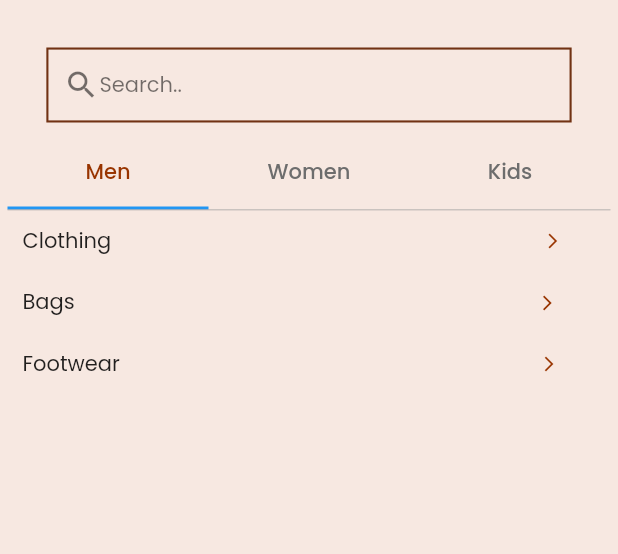
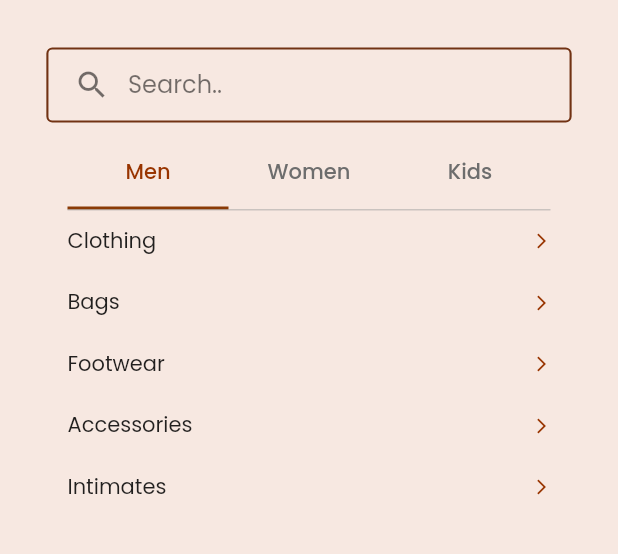
Before and after one commit to amaugarci/sololuxuryflutter, a Flutter app: the SearchScreen screen opened by its route, on a phone screen of 412 x 824 dp, the part 59-613 px from its top. Run offline on Flutter 3.47's test engine with Material 2 defaults, Android fonts, the phone set to English and light mode, and no system bars; our stand-ins replace awesome_dialog, cached_network_image, carousel_slider, connectivity_plus, datetime_picker_formfield, dio and 8 more; missing offline and left inert: connectivity_plus_web, dio_http_cache, livechatt, shared_preferences_web, wakelock_web; accounts and stored records are empty; network calls fail; project files that could hold a hidden picture were left out.

Commit message:
serach Ui changes COmpleted TAsk ID= 15570 Date=15/3

```diff
--- a/lib/app/screens/search/search_screen.dart
+++ b/lib/app/screens/search/search_screen.dart
@@ -2,7 +2,6 @@ import 'package:flutter/material.dart';
 import 'package:flutter_svg/flutter_svg.dart';
 import 'package:get/get.dart';
 import 'package:solo_luxury/utils/lang_directory/language_constant.dart';
-
 import '../../../utils/image_constant.dart';
 import '../../utils/app_asset.dart';
 import '../../utils/colors.dart';
@@ -13,7 +12,8 @@ class SearchScreen extends GetView<SearchController> {
 
   @override
   Widget build(BuildContext context) {
-    return Obx(() => Scaffold(
+    return Obx(
+      () => Scaffold(
         key: controller.scaffoldKey.value,
         backgroundColor: backGroundColor,
         appBar: AppBar(
@@ -34,34 +34,30 @@ class SearchScreen extends GetView<SearchController> {
             InkWell(
               onTap: () {},
               child: Padding(
-                  padding: const EdgeInsets.symmetric(
-                      vertical: 16.0, horizontal: 8.0),
+                padding:
+                    const EdgeInsets.symmetric(vertical: 16.0, horizontal: 8.0),
                 child: SvgPicture.asset(ImageConstant.searchIcon),
               ),
             ),
             InkWell(
               onTap: () {},
               child: Padding(
-                  padding: const EdgeInsets.symmetric(
-                      vertical: 16.0, horizontal: 8.0),
+                padding:
+                    const EdgeInsets.symmetric(vertical: 16.0, horizontal: 8.0),
                 child: SvgPicture.asset(ImageConstant.heartIcon),
               ),
             ),
             InkWell(
               onTap: () {},
               child: Padding(
-                  padding: const EdgeInsets.symmetric(
-                      vertical: 16.0, horizontal: 8.0),
+                padding:
+                    const EdgeInsets.symmetric(vertical: 16.0, horizontal: 8.0),
                 child: SvgPicture.asset(ImageConstant.shoppingCartIcon,
                     color: Colors.black),
               ),
             ),
           ],
           title: Image.asset(AppAsset.logo, width: 110),
-            /*bottom: PreferredSize(
-          preferredSize: Size(Get.width, 60),
-          child: const HeaderWidget(),
-        ),*/
         ),
         body: Padding(
           padding: const EdgeInsets.symmetric(horizontal: 5),
@@ -76,11 +72,15 @@ class SearchScreen extends GetView<SearchController> {
                 child: DefaultTabController(
                   length: 3, // length of tabs
                   initialIndex: 0,
+                  child: Padding(
+                    padding: const EdgeInsets.symmetric(horizontal: 40),
                     child: Column(
                       crossAxisAlignment: CrossAxisAlignment.stretch,
                       children: <Widget>[
                         Container(
                           child: TabBar(
+                            indicatorColor: buttoncolor,
+                            indicatorSize: TabBarIndicatorSize.tab,
                             labelColor: selectedTabColor,
                             unselectedLabelColor: unselectedTabColor,
                             tabs: [
@@ -97,84 +97,51 @@ class SearchScreen extends GetView<SearchController> {
                           decoration: const BoxDecoration(
                             border: Border(
                               top: BorderSide(
-                                            color: Colors.grey, width: 0.5))),
-                                child: TabBarView(children: <Widget>[
-                                  Container(
-                                    child: Column(
-                                      mainAxisAlignment:
-                                          MainAxisAlignment.start,
-                                      children: [
-                                        Padding(
-                                          padding: const EdgeInsets.only(
-                                              left: 10.0, top: 10),
-                                          child: Row(
-                                            mainAxisAlignment:
-                                                MainAxisAlignment.start,
-                                            children: [
-                                              const Text('Clothing',
-                                                  style: TextStyle(
-                                                      fontSize: 14,
-                                                      fontWeight:
-                                                          FontWeight.w400)),
-                                              SizedBox(
-                                                width: Get.width * 0.7,
-                                              ),
-                                              const Icon(
-                                                Icons.arrow_forward_ios,
-                                                color: selectedTabColor,
-                                                size: 12,
-                                              ),
-                                            ],
+                                color: Colors.grey,
+                                width: 0.5,
                               ),
                             ),
+                          ),
+                          child: TabBarView(
+                            children: <Widget>[
+                              Column(
+                                mainAxisAlignment: MainAxisAlignment.start,
+                                children: [
+                                  categoriesOptions(text: "Clothing"),
                                   const SizedBox(
                                     height: 10,
                                   ),
-                                        Padding(
-                                          padding: const EdgeInsets.only(
-                                              left: 10.0, top: 10),
-                                          child: Row(
-                                            mainAxisAlignment:
-                                                MainAxisAlignment.start,
-                                            children: [
-                                              const Text('Bags',
-                                                  style: TextStyle(
-                                                      fontSize: 14,
-                                                      fontWeight:
-                                                          FontWeight.w400)),
-                                              SizedBox(
-                                                width: Get.width * 0.75,
-                                              ),
-                                              const Icon(
-                                                Icons.arrow_forward_ios,
-                                                color: selectedTabColor,
-                                                size: 12,
-                                              ),
-                                            ],
-                                          ),
-                                        ),
+                                  categoriesOptions(text: "Bags"),
                                   const SizedBox(
                                     height: 10,
                                   ),
-                                        Padding(
-                                          padding: const EdgeInsets.only(
-                                              left: 10.0, top: 10),
-                                          child: Row(
-                                            mainAxisAlignment:
-                                                MainAxisAlignment.start,
-                                            children: [
-                                              const Text('Footwear',
+                                  categoriesOptions(text: "Footwear"),
+                                  const SizedBox(
+                                    height: 10,
+                                  ),
+                                  categoriesOptions(text: "Accessories"),
+                                  const SizedBox(
+                                    height: 10,
+                                  ),
+                                  categoriesOptions(text: "Intimates"),
+                                ],
+                              ),
+                              Column(
+                                children: const [
+                                  Text('Display Tab 2',
                                       style: TextStyle(
-                                                      fontSize: 14,
-                                                      fontWeight:
-                                                          FontWeight.w400)),
-                                              SizedBox(
-                                                width: Get.width * 0.68,
+                                          fontSize: 22,
+                                          fontWeight: FontWeight.bold)),
+                                ],
                               ),
-                                              const Icon(
-                                                Icons.arrow_forward_ios,
-                                                color: selectedTabColor,
-                                                size: 12,
+                              const Center(
+                                child: Text(
+                                  'Display Tab 3',
+                                  style: TextStyle(
+                                    fontSize: 22,
+                                    fontWeight: FontWeight.bold,
+                                  ),
+                                ),
                               ),
                             ],
                           ),
@@ -182,60 +149,15 @@ class SearchScreen extends GetView<SearchController> {
                       ],
                     ),
                   ),
-                                  Container(
-                                    child: Column(
-                                      children: [
-                                        Text('Display Tab 2',
-                                            style: TextStyle(
-                                                fontSize: 22,
-                                                fontWeight: FontWeight.bold)),
-                                      ],
                 ),
               ),
-                                  const Center(
-                                    child: Text('Display Tab 3',
-                                        style: TextStyle(
-                                            fontSize: 22,
-                                            fontWeight: FontWeight.bold)),
-                                  ),
-                                ]))
-                          ])),
-                ),
-                // FutureBuilder<List<ProductModel>>(
-                //   future: controller.getHomeProducts("12"),
-                //   builder: (context, snapshot) {
-                //     if (snapshot.hasData) {
-                //       return Expanded(
-                //         child: GridView.builder(
-                //           padding: EdgeInsets.zero,
-                //           shrinkWrap: true,
-                //           gridDelegate:
-                //               const SliverGridDelegateWithFixedCrossAxisCount(
-                //             crossAxisCount: 2,
-                //             mainAxisSpacing: 10,
-                //             crossAxisSpacing: 12.5,
-                //             childAspectRatio: 0.55,
-                //           ),
-                //           itemBuilder: (_, index) {
-                //             return Product(
-                //                 product:
-                //                     controller.homeCategoryProductList[index]);
-                //           },
-                //           itemCount:
-                //               controller.homeCategoryProductList.value.length,
-                //         ),
-                //       );
-                //     } else {
-                //       return Container();
-                //     }
-                //   },
-                // ),
 
               const SizedBox(height: 20),
             ],
           ),
         ),
-        ));
+      ),
+    );
   }
 
   Widget filterWidget() {
@@ -278,27 +200,46 @@ class SearchScreen extends GetView<SearchController> {
     );
   }
 
-  Widget filterDropDown() {
-    return Container(
-      height: 50,
-      width: Get.width * 0.85,
-      padding: const EdgeInsets.symmetric(horizontal: 10),
-      decoration: BoxDecoration(
-        border: Border.all(color: appColor, width: 1.4),
+  categoriesOptions({var text}) {
+    return Padding(
+      padding: const EdgeInsets.only(top: 10),
+      child: Row(
+        mainAxisAlignment: MainAxisAlignment.spaceBetween,
+        children: [
+          Text(
+            text,
+            style: const TextStyle(fontSize: 14, fontWeight: FontWeight.w400),
           ),
-      child: Row(
-        mainAxisAlignment: MainAxisAlignment.start,
-        children: [
           const Icon(
-            Icons.search,
-            color: Colors.black54,
-          ),
-          Text(
-            LanguageConstant.searchText.tr,
-            style: const TextStyle(color: Colors.black54),
+            Icons.arrow_forward_ios,
+            color: selectedTabColor,
+            size: 12,
           ),
         ],
       ),
     );
   }
+
+  Widget filterDropDown() {
+    return Container(
+      height: 50,
+      width: Get.width * 0.85,
+      padding: const EdgeInsets.symmetric(horizontal: 5),
+      decoration: BoxDecoration(
+        borderRadius: BorderRadius.circular(4.0),
+        border: Border.all(color: appColor, width: 1.4),
+      ),
+      child: TextFormField(
+        decoration: InputDecoration(
+          prefixIcon: const Icon(
+            Icons.search,
+            color: Colors.black54,
+          ),
+          border: InputBorder.none,
+          hintText: LanguageConstant.searchText.tr,
+          hintStyle: const TextStyle(color: Colors.black54),
+        ),
+      ),
+    );
   }
+}
```
Also changed, not shown: 1 other file. Lines whose indentation alone changed are shown as unchanged.
